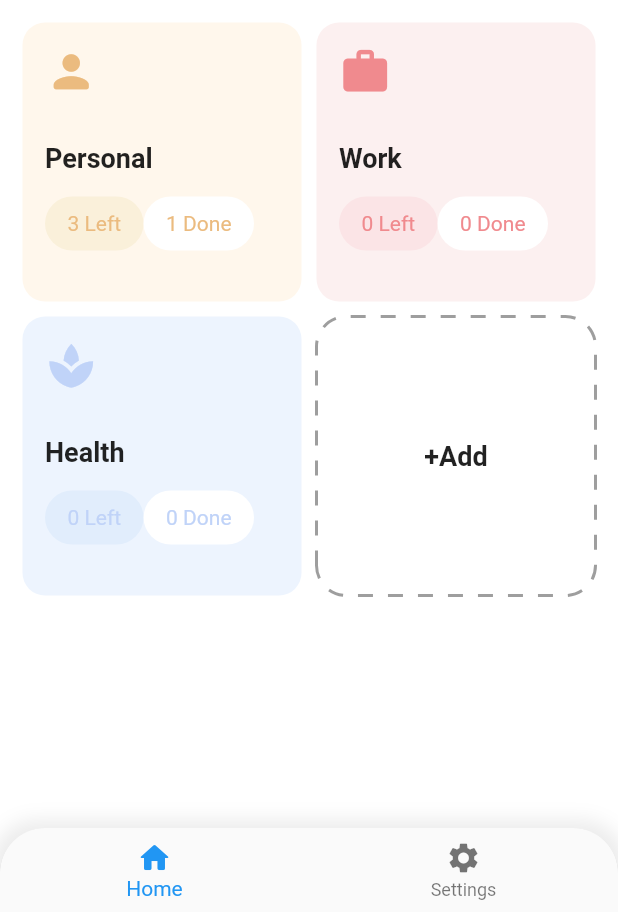
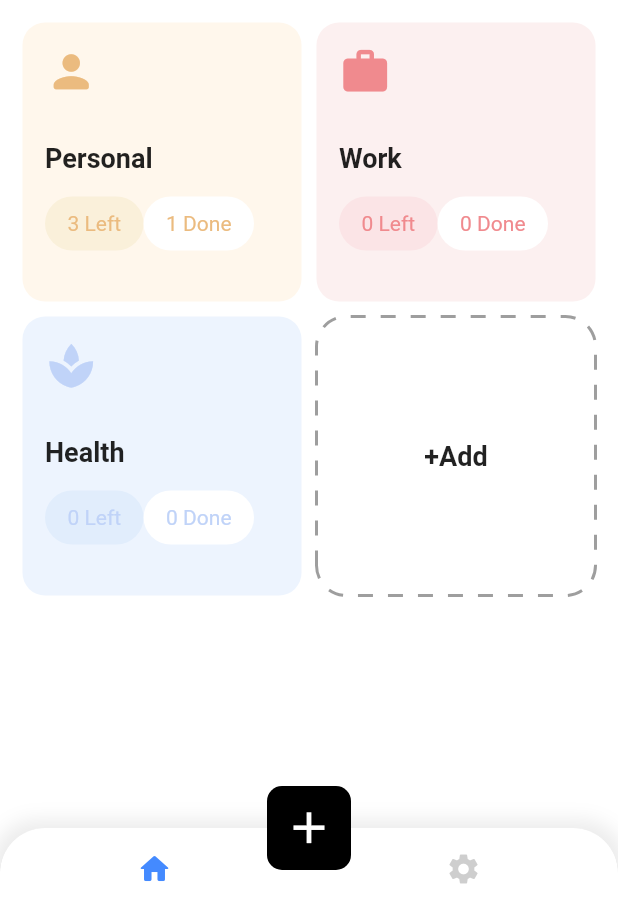
Before and after one commit to Dporres20/task_managment_app, a Flutter app: the screen it shows after launch, on a phone screen of 412 x 824 dp, the part 324-1236 px from its top. Run offline on Flutter 3.47's test engine with Material 2 defaults, Android fonts, the phone set to English and light mode, and no system bars; drawn by our look-alikes of dotted_border.

Commit message:
finished The main page

```diff
--- a/lib/screens/home/home.dart
+++ b/lib/screens/home/home.dart
@@ -26,6 +26,14 @@ class HomePage extends StatelessWidget {
         ],
       ),
       bottomNavigationBar: _bottomNavBar(),
+      floatingActionButtonLocation: FloatingActionButtonLocation.centerDocked,
+      floatingActionButton: FloatingActionButton(
+        shape: RoundedRectangleBorder(borderRadius: BorderRadius.circular(10)),
+        elevation: 0,
+        backgroundColor: Colors.black,
+        onPressed: () {},
+        child: const Icon(Icons.add, size: 35),
+      ),
     );
   }
 
@@ -44,6 +52,11 @@ class HomePage extends StatelessWidget {
         borderRadius: const BorderRadius.only(
             topLeft: Radius.circular(30), topRight: Radius.circular(30)),
         child: BottomNavigationBar(
+          backgroundColor: Colors.white,
+          showSelectedLabels: false,
+          showUnselectedLabels: false,
+          selectedItemColor: Colors.blueAccent,
+          unselectedItemColor: Colors.grey.withOpacity(0.5),
           items: const [
             BottomNavigationBarItem(
                 label: 'Home', icon: Icon(Icons.home_rounded)),
```
